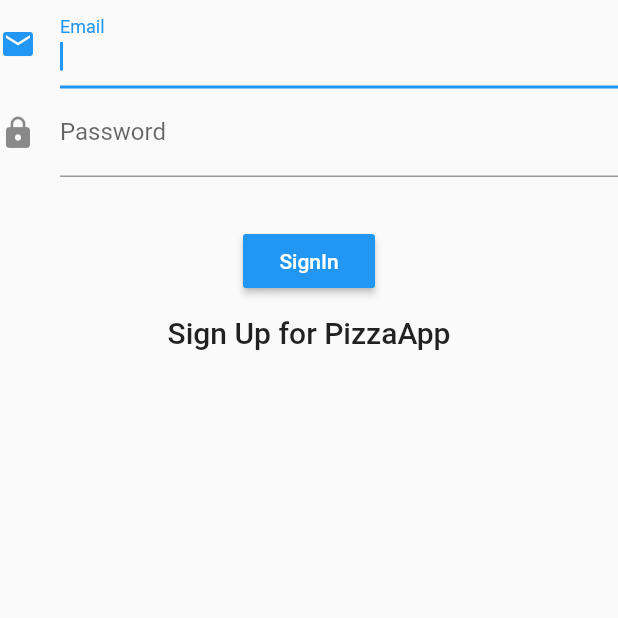
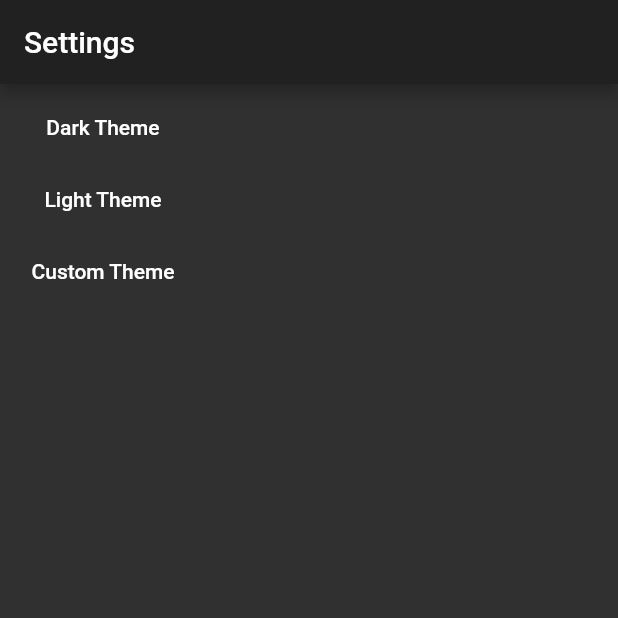
Before and after one commit to pizza-org/FlutterPizza, a Flutter app: the screen it shows after launch, on a phone screen of 412 x 824 dp, the top half of it. Run offline on Flutter 3.47's test engine with Material 2 defaults, Android fonts, the phone set to English and light mode, and no system bars; our stand-ins replace cloud_firestore, firebase_auth, flare_flutter; missing offline and left inert: flare_dart, validate; accounts and stored records are empty.

Commit message:
Implementacion del theme provider

```diff
--- a/lib/src/app.dart
+++ b/lib/src/app.dart
@@ -4,10 +4,12 @@ import 'package:pizza_app/src/animates/AnimateResizingHouse.dart';
 import 'package:pizza_app/src/animates/AnimateTeddy.dart';
 import 'package:pizza_app/src/pages/AccountPage.dart';
 import 'package:pizza_app/src/pages/CompaniesPage.dart';
+import 'package:pizza_app/src/pages/SettingsPage.dart';
 import 'package:pizza_app/src/pages/homePage.dart';
 import 'package:pizza_app/src/pages/loginPage.dart';
 import 'package:pizza_app/src/pages/orderPage.dart';
 import 'package:pizza_app/src/pages/signUpPage.dart';
+import 'package:pizza_app/src/theme/Theme.dart';
 
 import 'package:provider/provider.dart';
 import 'package:pizza_app/src/providers/authProvider.dart';
@@ -17,25 +19,36 @@ class MyApp extends StatelessWidget {
   Widget build(BuildContext context) {
     return MultiProvider(
       providers: [
-        ChangeNotifierProvider<AuthProvider>(create: (_) => AuthProvider.instance())
+        ChangeNotifierProvider<AuthProvider>(create: (_) => AuthProvider.instance()),
+        ChangeNotifierProvider<ThemeChanger>(
+            create: (_) => ThemeChanger(ThemeData.dark())),
       ],
-      child: MaterialApp(
+      child: new MaterialAppWithTheme(),
+    );
+  }
+}
+
+class MaterialAppWithTheme extends StatelessWidget {
+  @override
+  Widget build(BuildContext context) {
+    final theme = Provider.of<ThemeChanger>(context);
+    return MaterialApp(
       debugShowCheckedModeBanner: false,
+      theme: theme.getTheme(),
       title: 'Flutter Demo',
-        initialRoute: 'login',
+      initialRoute: 'setting',
       routes: {
-          'login' : (BuildContext context) => LoginPage(),
+        'login': (BuildContext context) => LoginPage(),
         'signUp': (BuildContext context) => SignUpPage(),
-          'home'  : (BuildContext context) => HomePage(),
-          'order' : (BuildContext context) => OrderPage(),
-          'companies': (BuildContext context) => CompaniesPage(),
+        'home': (BuildContext context) => HomePage(),
+        'order': (BuildContext context) => OrderPage(),
         'animate-test': (BuildContext context) => AnimateExample(),
         'animate-teddy': (BuildContext context) => AnimatedTeddy(),
         'animate-resizing-house': (BuildContext context) =>
             AnimateResizingHouse(),
         'account': (context) => AccountPage(),
+        'setting': (BuildContext context) => SettingsPage()
       },
-      ),
     );
   }
 }
--- /dev/null
+++ b/lib/src/pages/SettingsPage.dart
@@ -0,0 +1,38 @@
+import 'package:flutter/material.dart';
+import 'package:pizza_app/src/theme/Theme.dart';
+import 'package:provider/provider.dart';
+
+class SettingsPage extends StatelessWidget {
+
+  ThemeData customTheme = ThemeData(
+    brightness:     Brightness.light,
+    primaryColor:   Colors.red,
+    accentColor:    Colors.redAccent,
+  );
+
+  @override
+  Widget build(BuildContext context) {
+    ThemeChanger _themeChanger = Provider.of<ThemeChanger>(context);
+    return Scaffold(
+      appBar: AppBar(
+        title: Text('Settings'),
+      ),
+      body: Container(
+        padding: EdgeInsets.all(5),
+        child: Column(
+          children: <Widget>[
+            FlatButton(
+                onPressed: () => _themeChanger.setTheme(ThemeData.dark()),
+                child: Text('Dark Theme')),
+            FlatButton(
+                onPressed: () => _themeChanger.setTheme(ThemeData.light()),
+                child: Text('Light Theme')),
+            FlatButton(
+                onPressed: () => _themeChanger.setTheme(customTheme),
+                child: Text('Custom Theme'))
+          ],
+        ),
+      ),
+    );
+  }
+}
--- /dev/null
+++ b/lib/src/theme/Theme.dart
@@ -0,0 +1,15 @@
+import 'package:flutter/material.dart';
+
+class ThemeChanger with ChangeNotifier {
+  ThemeData _themeData;
+
+  ThemeChanger(this._themeData);
+
+  getTheme() => _themeData;
+
+  setTheme(ThemeData theme) {
+    _themeData = theme;
+    notifyListeners();
+  }
+
+}
```
Lines whose indentation alone changed are shown as unchanged.
